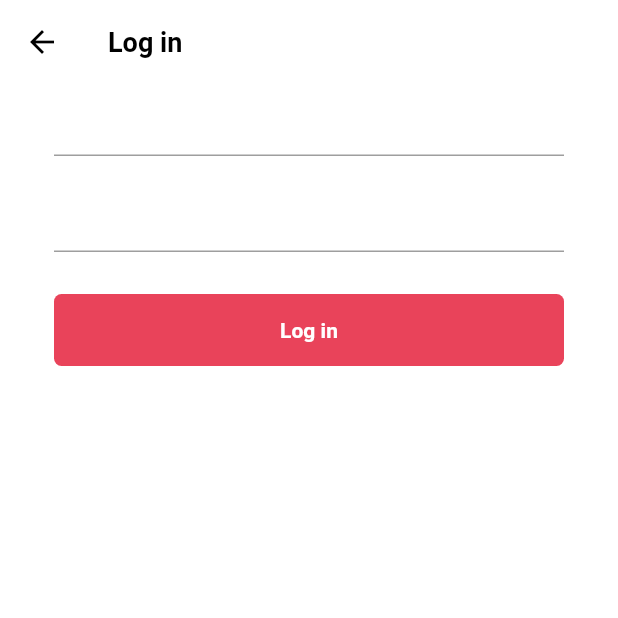
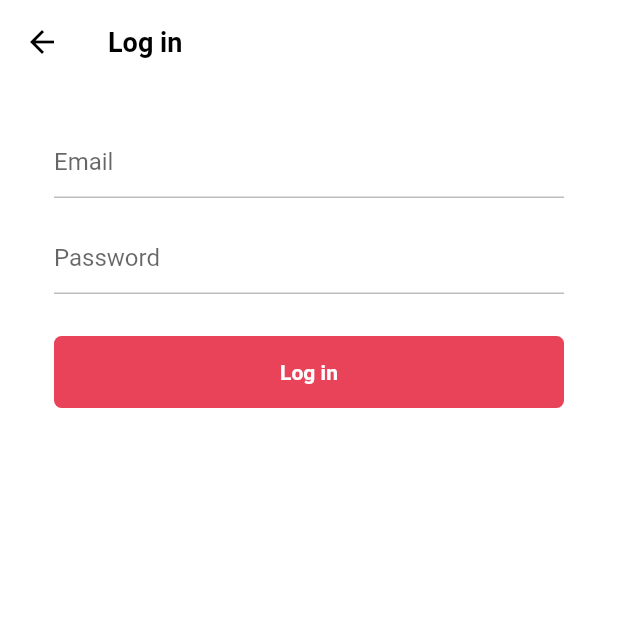
Before and after one commit to Achoo-kr/Travlog, a Flutter app: the LoginFormScreen screen opened directly, on a phone screen of 412 x 824 dp, the top half of it. Run offline on Flutter 3.47's test engine with Material 2 defaults, Android fonts, the phone set to English and light mode, and no system bars; our stand-ins replace font_awesome_flutter.

Commit message:
Form completed

```diff
--- a/lib/features/authentication/widgets/login_form_screen.dart
+++ b/lib/features/authentication/widgets/login_form_screen.dart
@@ -11,24 +11,97 @@ class LoginFormScreen extends StatefulWidget {
 }
 
 class _LoginFormScreenState extends State<LoginFormScreen> {
+  final GlobalKey<FormState> _formKey = GlobalKey<FormState>();
+
+  Map<String, String> formData = {};
+
+  void _onSubmitTap() {
+    if (_formKey.currentState != null) {
+      if (_formKey.currentState!.validate()) {
+        _formKey.currentState!.save();
+      }
+    }
+  }
+
   @override
   Widget build(BuildContext context) {
     return Scaffold(
       appBar: AppBar(
-        title: const Text("Log in"),
+        title: const Text('Log in'),
       ),
       body: Padding(
-        padding: const EdgeInsets.symmetric(horizontal: Sizes.size36),
+        padding: const EdgeInsets.symmetric(
+          horizontal: Sizes.size36,
+        ),
         child: Form(
-            child: Column(
-          children: [
-            TextFormField(),
-            Gaps.v16,
-            TextFormField(),
-            Gaps.v28,
-            const FormButton(disabled: false, text: 'Log in')
-          ],
-        )),
+          key: _formKey,
+          child: Column(
+            children: [
+              Gaps.v28,
+              TextFormField(
+                decoration: InputDecoration(
+                  hintText: 'Email',
+                  enabledBorder: UnderlineInputBorder(
+                    borderSide: BorderSide(
+                      color: Colors.grey.shade400,
+                    ),
+                  ),
+                  focusedBorder: UnderlineInputBorder(
+                    borderSide: BorderSide(
+                      color: Colors.grey.shade400,
+                    ),
+                  ),
+                ),
+                validator: (value) {
+                  if (value != null && value.isEmpty) {
+                    return "Plase write your email";
+                  }
+                  return null;
+                },
+                onSaved: (newValue) {
+                  if (newValue != null) {
+                    formData['email'] = newValue;
+                  }
+                },
+              ),
+              Gaps.v16,
+              TextFormField(
+                decoration: InputDecoration(
+                  hintText: 'Password',
+                  enabledBorder: UnderlineInputBorder(
+                    borderSide: BorderSide(
+                      color: Colors.grey.shade400,
+                    ),
+                  ),
+                  focusedBorder: UnderlineInputBorder(
+                    borderSide: BorderSide(
+                      color: Colors.grey.shade400,
+                    ),
+                  ),
+                ),
+                validator: (value) {
+                  if (value != null && value.isEmpty) {
+                    return "Plase write your password";
+                  }
+                  return null;
+                },
+                onSaved: (newValue) {
+                  if (newValue != null) {
+                    formData['password'] = newValue;
+                  }
+                },
+              ),
+              Gaps.v28,
+              GestureDetector(
+                onTap: _onSubmitTap,
+                child: const FormButton(
+                  disabled: false,
+                  text: 'Log in',
+                ),
+              )
+            ],
+          ),
+        ),
       ),
     );
   }
```
